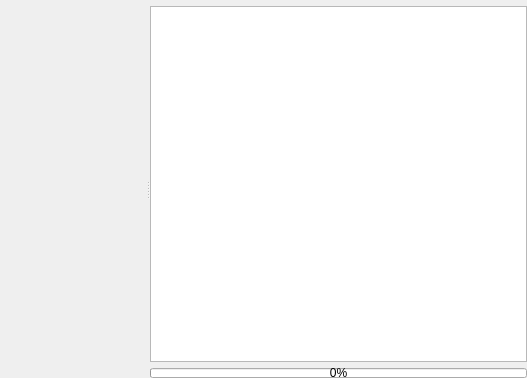
This is src/plugins/poshuku/browserwidget.ui in 0xd34df00d/leechcraft as Qt 5 draws it before an edit. The edited form follows.
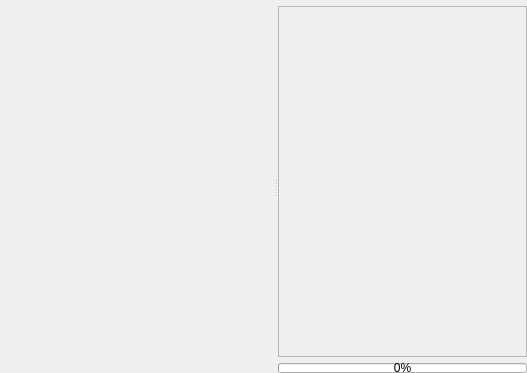
This is the edited form. Custom widgets are drawn as their Qt base class.

Patch:
```diff
--- a/src/plugins/poshuku/browserwidget.ui
+++ b/src/plugins/poshuku/browserwidget.ui
@@ -7,7 +7,7 @@
     <x>0</x>
     <y>0</y>
     <width>527</width>
-    <height>378</height>
+    <height>373</height>
    </rect>
   </property>
   <property name="windowTitle">
@@ -39,6 +39,12 @@
         <layout class="QHBoxLayout" name="horizontalLayout">
          <item>
           <widget class="QFrame" name="WebFrame_">
+           <property name="sizePolicy">
+            <sizepolicy hsizetype="Expanding" vsizetype="Expanding">
+             <horstretch>0</horstretch>
+             <verstretch>0</verstretch>
+            </sizepolicy>
+           </property>
            <property name="frameShape">
             <enum>QFrame::StyledPanel</enum>
            </property>
@@ -49,22 +55,6 @@
             <property name="margin">
              <number>0</number>
             </property>
-            <item>
-             <widget class="QGraphicsView" name="WebGraphicsView_">
-              <property name="frameShape">
-               <enum>QFrame::NoFrame</enum>
-              </property>
-              <property name="verticalScrollBarPolicy">
-               <enum>Qt::ScrollBarAlwaysOff</enum>
-              </property>
-              <property name="horizontalScrollBarPolicy">
-               <enum>Qt::ScrollBarAlwaysOff</enum>
-              </property>
-              <property name="renderHints">
-               <set>QPainter::Antialiasing|QPainter::HighQualityAntialiasing|QPainter::SmoothPixmapTransform|QPainter::TextAntialiasing</set>
-              </property>
-             </widget>
-            </item>
            </layout>
           </widget>
          </item>
```
